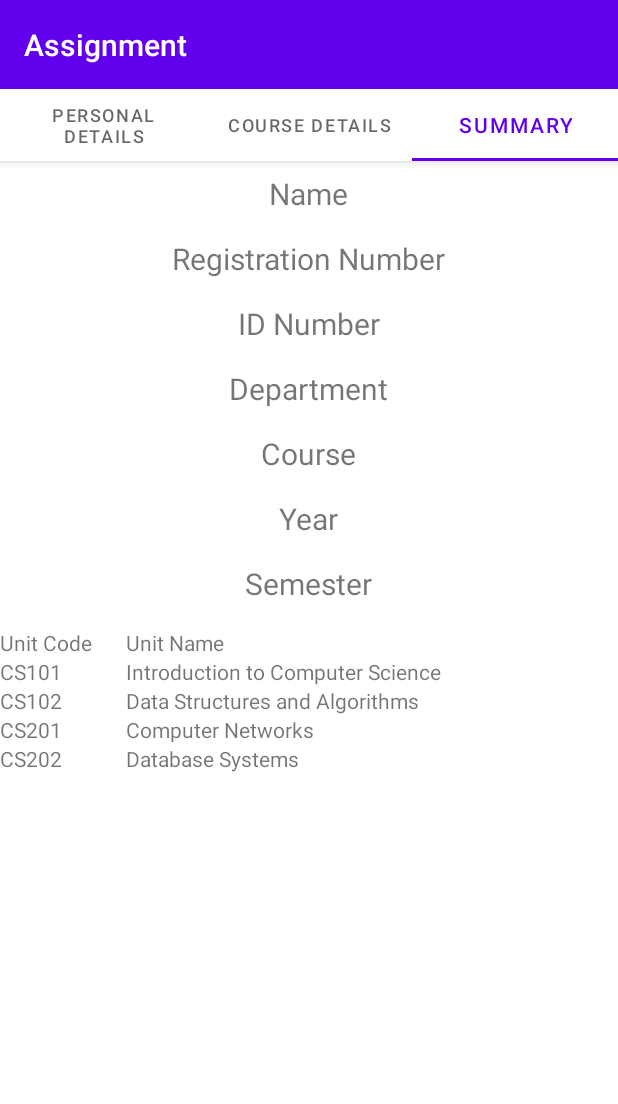
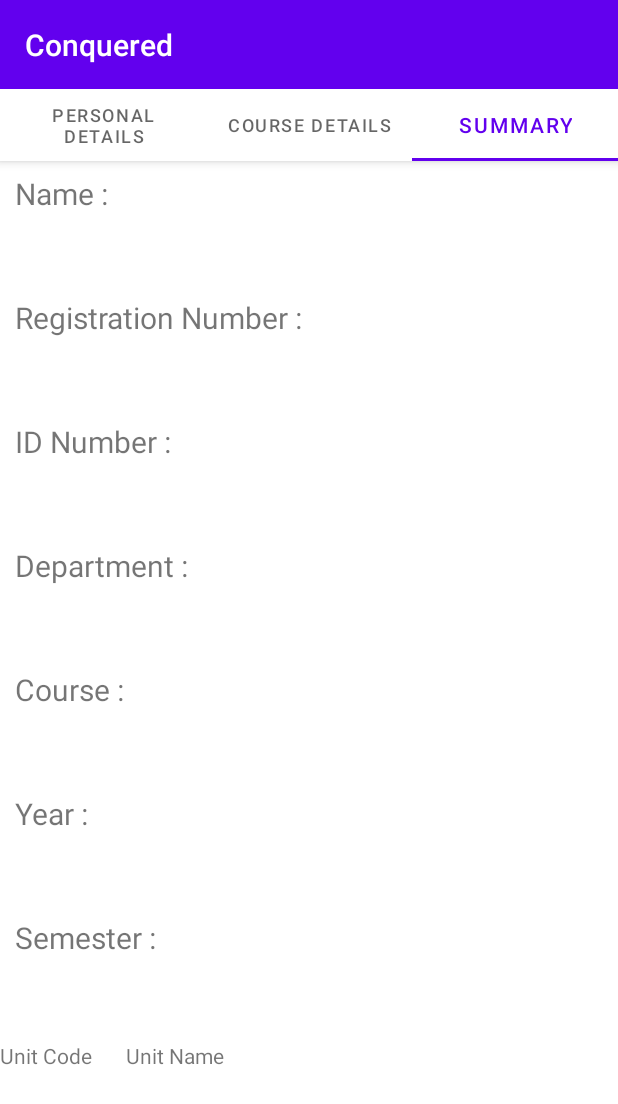
Before and after one commit to arbitroy/app_tab, an Android app: the screen it shows after launch (MainActivity), tab 3 chosen, on a phone screen of 412 x 824 dp. Shown: the top 1104 px of the screen. Run offline under Robolectric (Android 15) with nearby library versions, the phone set to English and light mode, and no system bars; our stand-ins replace Firebase (no records; nobody signed in at launch, a user with empty details on screens opened directly).

```diff
--- a/app/build.gradle
+++ b/app/build.gradle
@@ -33,13 +33,16 @@ android {
 }
 
 dependencies {
-
+    def nav_version = "2.4.0"
     implementation 'androidx.appcompat:appcompat:1.6.1'
     implementation 'com.google.android.material:material:1.8.0'
     implementation 'androidx.constraintlayout:constraintlayout:2.1.4'
     implementation 'androidx.lifecycle:lifecycle-livedata-ktx:2.5.1'
     implementation 'androidx.lifecycle:lifecycle-viewmodel-ktx:2.5.1'
     implementation 'com.google.firebase:firebase-database:20.0.4'
+    // Navigation Component
+    implementation "androidx.navigation:navigation-fragment-ktx:$nav_version"
+    implementation "androidx.navigation:navigation-ui-ktx:$nav_version"
     // Import the BoM for the Firebase platform
     implementation platform('com.google.firebase:firebase-bom:31.2.3')
     implementation 'com.google.firebase:firebase-firestore:24.4.3'
--- a/app/src/main/java/dev/ndauwa/app_tab/CourseDetails.java
+++ b/app/src/main/java/dev/ndauwa/app_tab/CourseDetails.java
@@ -7,6 +7,7 @@ import android.view.View;
 import android.view.ViewGroup;
 import android.widget.AdapterView;
 import android.widget.ArrayAdapter;
+import android.widget.Button;
 import android.widget.Spinner;
 import android.widget.TableLayout;
 import android.widget.TableRow;
@@ -17,17 +18,13 @@ import androidx.annotation.NonNull;
 import androidx.annotation.Nullable;
 import androidx.fragment.app.Fragment;
 import androidx.lifecycle.ViewModelProvider;
+import androidx.viewpager.widget.ViewPager;
 
-import com.google.android.gms.tasks.OnCompleteListener;
-import com.google.android.gms.tasks.Task;
 import com.google.firebase.database.DataSnapshot;
-import com.google.firebase.database.DatabaseError;
 import com.google.firebase.database.DatabaseReference;
 import com.google.firebase.database.FirebaseDatabase;
-import com.google.firebase.database.ValueEventListener;
 
 import java.util.ArrayList;
-import java.util.HashMap;
 import java.util.List;
 
 import dev.ndauwa.app_tab.ui.main.PageViewModel;
@@ -36,11 +33,14 @@ public class CourseDetails extends Fragment {
 
     Spinner courseSpinner;
     TableLayout courseTable;
+    Button save;
+    Button next;
+    ViewPager pager;
+
     Spinner year;
     Spinner semester;
     String yr = "";
     String sem = "";
-    String cose = "";
     private PageViewModel viewModel;
     FirebaseDatabase database = FirebaseDatabase.getInstance();
     private DatabaseReference mDatabase = database.getReference();
@@ -62,12 +62,13 @@ public class CourseDetails extends Fragment {
         viewModel = new ViewModelProvider(requireActivity()).get(PageViewModel.class);
         courseSpinner = view.findViewById(R.id.course_spinner);
         courseTable = view.findViewById(R.id.course_table);
-
+        save = view.findViewById(R.id.save_button);
+        next = view.findViewById(R.id.next_button);
 
         List<String>data = new ArrayList<>();
         viewModel.getCourse().observe(getViewLifecycleOwner(), course ->{
+            data.clear();
             data.add(viewModel.toString());
-
             // Create an ArrayAdapter and set it as the adapter for the spinner
             ArrayAdapter<String> adapter = new ArrayAdapter<>(requireContext(), android.R.layout.simple_spinner_item, data);
             adapter.setDropDownViewResource(android.R.layout.simple_spinner_dropdown_item);
@@ -99,8 +100,26 @@ public class CourseDetails extends Fragment {
             });
 
             populateTable(viewModel.toString(),yr,sem);
+
+
        });
 
+        save.setOnClickListener(view1 -> {
+            Student student = viewModel.getStudents();
+            student.setYear("Year "+yr);
+            student.setSemester("Semester "+sem);
+            String reg = student.getReg();
+            mDatabase.child("students").child(reg).setValue(student);
+            Toast.makeText(getContext(),"success",Toast.LENGTH_LONG).show();
+            semester.setSelection(0);
+            year.setSelection(0);
+        });
+
+
+        next.setOnClickListener(view1 -> {
+            pager = view.getRootView().findViewById(R.id.view_pager);
+            pager.setCurrentItem(2);
+        });
     }
     public void populateTable(String course, String yr, String sem){
         mDatabase.child("courses").child(course).child("Year "+yr).child("Semester " + sem)
--- a/app/src/main/java/dev/ndauwa/app_tab/MainActivity.java
+++ b/app/src/main/java/dev/ndauwa/app_tab/MainActivity.java
@@ -22,21 +22,16 @@ import dev.ndauwa.app_tab.databinding.ActivityMainBinding;
 public class MainActivity extends AppCompatActivity {
 
     private ActivityMainBinding binding;
-    private EditText firstName;
+
     @Override
     protected void onCreate(Bundle savedInstanceState) {
         super.onCreate(savedInstanceState);
-
-
-
         binding = ActivityMainBinding.inflate(getLayoutInflater());
         setContentView(binding.getRoot());
-
         SectionsPagerAdapter sectionsPagerAdapter = new SectionsPagerAdapter(this, getSupportFragmentManager());
         ViewPager viewPager = binding.viewPager;
         viewPager.setAdapter(sectionsPagerAdapter);
         TabLayout tabs = binding.tabs;
         tabs.setupWithViewPager(viewPager);
-
     }
 }
--- a/app/src/main/res/layout/activity_main.xml
+++ b/app/src/main/res/layout/activity_main.xml
@@ -25,6 +25,7 @@
             android:id="@+id/tabs"
             android:layout_width="match_parent"
             android:layout_height="wrap_content" />
+
     </com.google.android.material.appbar.AppBarLayout>
 
     <androidx.viewpager.widget.ViewPager
--- a/app/src/main/res/layout/course_details.xml
+++ b/app/src/main/res/layout/course_details.xml
@@ -1,5 +1,6 @@
 <?xml version="1.0" encoding="utf-8"?>
-<ScrollView xmlns:android="http://schemas.android.com/apk/res/android"
+<ScrollView
+    xmlns:android="http://schemas.android.com/apk/res/android"
     android:layout_width="match_parent"
     android:layout_height="match_parent">
     <LinearLayout
@@ -127,7 +128,7 @@
         android:layout_marginBottom="16dp"
         android:gravity="center_horizontal">
 
-    <Button
+        <Button
         android:id="@+id/save_button"
         android:layout_width="wrap_content"
         android:layout_height="wrap_content"
--- a/app/src/main/res/layout/personal.xml
+++ b/app/src/main/res/layout/personal.xml
@@ -2,8 +2,11 @@
 <ScrollView
     android:layout_width="match_parent"
     android:layout_height="match_parent"
+    xmlns:app="http://schemas.android.com/apk/res-auto"
+    android:id="@+id/scroll_view"
     xmlns:android="http://schemas.android.com/apk/res/android">
-<LinearLayout xmlns:android="http://schemas.android.com/apk/res/android"
+
+<LinearLayout
     android:layout_width="match_parent"
     android:layout_height="wrap_content"
     android:gravity="center"
--- a/app/src/main/res/layout/summary.xml
+++ b/app/src/main/res/layout/summary.xml
@@ -7,95 +7,188 @@
     android:orientation="vertical">
 
     <TextView
+        android:id="@+id/name"
+        android:layout_width="wrap_content"
+        android:layout_height="wrap_content"
+        android:layout_gravity="left"
+        android:paddingLeft="10sp"
+        android:layout_marginTop="8dp"
+        android:layout_marginBottom="6dp"
+        android:text="Name :"
+        android:textSize="20sp"
+        app:layout_constraintBaseline_toBaselineOf="@+id/reg_number_textview"
+        app:layout_constraintEnd_toEndOf="parent"
+        app:layout_constraintStart_toStartOf="parent" />
+    <TextView
         android:id="@+id/name_textview"
         android:layout_width="wrap_content"
         android:layout_height="wrap_content"
         android:layout_marginTop="8dp"
-        android:layout_marginBottom="8dp"
-        android:text="Name"
+        android:layout_gravity="left"
+        android:paddingLeft="10sp"
+        android:layout_marginBottom="6dp"
         android:textSize="20sp"
-        app:layout_constraintBaseline_toBaselineOf="@+id/reg_number_textview"
         app:layout_constraintEnd_toEndOf="parent"
-        app:layout_constraintStart_toStartOf="parent" />
-
+        app:layout_constraintStart_toStartOf="parent"
+        app:layout_constraintTop_toTopOf="parent"
+        />
+    <TextView
+        android:id="@+id/reg_number"
+        android:layout_width="wrap_content"
+        android:layout_height="wrap_content"
+        android:layout_marginTop="8dp"
+        android:layout_gravity="left"
+        android:paddingLeft="10sp"
+        android:layout_marginBottom="6dp"
+        android:text="Registration Number :"
+        android:textSize="20sp"
+        app:layout_constraintEnd_toEndOf="parent"
+        app:layout_constraintStart_toStartOf="parent"
+        app:layout_constraintTop_toTopOf="parent" />
     <TextView
         android:id="@+id/reg_number_textview"
         android:layout_width="wrap_content"
         android:layout_height="wrap_content"
         android:layout_marginTop="8dp"
-        android:layout_marginBottom="8dp"
-        android:text="Registration Number"
+        android:layout_gravity="left"
+        android:paddingLeft="10sp"
+        android:layout_marginBottom="6dp"
         android:textSize="20sp"
         app:layout_constraintEnd_toEndOf="parent"
         app:layout_constraintStart_toStartOf="parent"
         app:layout_constraintTop_toTopOf="parent" />
-
     <TextView
-        android:id="@+id/id_number_textview"
+        android:id="@+id/id_number"
         android:layout_width="wrap_content"
+        android:layout_gravity="left"
+        android:paddingLeft="10sp"
         android:layout_height="wrap_content"
         android:layout_marginTop="8dp"
-        android:layout_marginBottom="8dp"
-        android:text="ID Number"
+        android:layout_marginBottom="6dp"
+        android:text="ID Number :"
         android:textSize="20sp"
         app:layout_constraintBaseline_toBaselineOf="@+id/name_textview"
         app:layout_constraintEnd_toEndOf="parent"
         app:layout_constraintStart_toStartOf="parent" />
-
+    <TextView
+        android:id="@+id/id_number_textview"
+        android:layout_width="wrap_content"
+        android:layout_gravity="left"
+        android:paddingLeft="10sp"
+        android:layout_height="wrap_content"
+        android:layout_marginTop="8dp"
+        android:layout_marginBottom="6dp"
+        android:textSize="20sp"
+        app:layout_constraintBaseline_toBaselineOf="@+id/name_textview"
+        app:layout_constraintEnd_toEndOf="parent"
+        app:layout_constraintStart_toStartOf="parent" />
+    <TextView
+        android:id="@+id/department"
+        android:layout_width="wrap_content"
+        android:layout_height="wrap_content"
+        android:layout_marginTop="8dp"
+        android:layout_gravity="left"
+        android:paddingLeft="10sp"
+        android:layout_marginBottom="6dp"
+        android:text="Department :"
+        android:textSize="20sp"
+        app:layout_constraintBaseline_toBaselineOf="@+id/name_textview"
+        app:layout_constraintEnd_toEndOf="parent"
+        app:layout_constraintStart_toStartOf="parent" />
     <TextView
         android:id="@+id/department_textview"
         android:layout_width="wrap_content"
         android:layout_height="wrap_content"
         android:layout_marginTop="8dp"
-        android:layout_marginBottom="8dp"
-        android:text="Department"
+        android:layout_gravity="left"
+        android:paddingLeft="10sp"
+        android:layout_marginBottom="6dp"
         android:textSize="20sp"
         app:layout_constraintBaseline_toBaselineOf="@+id/name_textview"
         app:layout_constraintEnd_toEndOf="parent"
         app:layout_constraintStart_toStartOf="parent" />
-
+    <TextView
+        android:id="@+id/course"
+        android:layout_width="wrap_content"
+        android:layout_height="wrap_content"
+        android:layout_marginTop="8dp"
+        android:layout_gravity="left"
+        android:paddingLeft="10sp"
+        android:layout_marginBottom="6dp"
+        android:text="Course :"
+        android:textSize="20sp"
+        app:layout_constraintBaseline_toBaselineOf="@+id/name_textview"
+        app:layout_constraintEnd_toEndOf="parent"
+        app:layout_constraintStart_toStartOf="parent" />
     <TextView
         android:id="@+id/course_textview"
         android:layout_width="wrap_content"
         android:layout_height="wrap_content"
         android:layout_marginTop="8dp"
-        android:layout_marginBottom="8dp"
-        android:text="Course"
+        android:layout_gravity="left"
+        android:paddingLeft="10sp"
+        android:layout_marginBottom="6dp"
         android:textSize="20sp"
         app:layout_constraintBaseline_toBaselineOf="@+id/name_textview"
         app:layout_constraintEnd_toEndOf="parent"
         app:layout_constraintStart_toStartOf="parent" />
-
     <TextView
         android:id="@+id/year_textview"
         android:layout_width="wrap_content"
         android:layout_height="wrap_content"
         android:layout_marginTop="8dp"
-        android:layout_marginBottom="8dp"
-        android:text="Year"
+        android:layout_gravity="left"
+        android:paddingLeft="10sp"
+        android:layout_marginBottom="6dp"
+        android:text="Year :"
         android:textSize="20sp"
         app:layout_constraintBaseline_toBaselineOf="@+id/name_textview"
         app:layout_constraintEnd_toEndOf="parent"
         app:layout_constraintStart_toStartOf="parent" />
-
+    <TextView
+        android:id="@+id/year"
+        android:layout_width="wrap_content"
+        android:layout_height="wrap_content"
+        android:layout_marginTop="8dp"
+        android:layout_gravity="left"
+        android:paddingLeft="10sp"
+        android:layout_marginBottom="6dp"
+        android:textSize="20sp"
+        app:layout_constraintBaseline_toBaselineOf="@+id/name_textview"
+        app:layout_constraintEnd_toEndOf="parent"
+        app:layout_constraintStart_toStartOf="parent" />
+    <TextView
+        android:id="@+id/sem"
+        android:layout_width="wrap_content"
+        android:layout_height="wrap_content"
+        android:layout_marginTop="8dp"
+        android:layout_gravity="left"
+        android:paddingLeft="10sp"
+        android:layout_marginBottom="6dp"
+        android:text="Semester :"
+        android:textSize="20sp"
+        app:layout_constraintBaseline_toBaselineOf="@+id/name_textview"
+        app:layout_constraintEnd_toEndOf="parent"
+        app:layout_constraintStart_toStartOf="parent" />
     <TextView
         android:id="@+id/sem_textview"
         android:layout_width="wrap_content"
         android:layout_height="wrap_content"
         android:layout_marginTop="8dp"
-        android:layout_marginBottom="8dp"
-        android:text="Semester"
+        android:layout_gravity="left"
+        android:paddingLeft="10sp"
+        android:layout_marginBottom="6dp"
         android:textSize="20sp"
         app:layout_constraintBaseline_toBaselineOf="@+id/name_textview"
         app:layout_constraintEnd_toEndOf="parent"
         app:layout_constraintStart_toStartOf="parent" />
     <TableLayout
         android:layout_width="match_parent"
+        android:id="@+id/course_table"
         android:layout_height="wrap_content"
         android:layout_marginTop="8dp"
         android:layout_marginBottom="8dp"
         android:stretchColumns="1">
-
         <TableRow>
 
             <TextView
@@ -109,54 +202,6 @@
                 android:text="Unit Name" />
         </TableRow>
 
-        <TableRow>
-            <TextView
-                android:layout_width="wrap_content"
-                android:layout_height="wrap_content"
-                android:text="CS101" />
-
-            <TextView
-                android:layout_width="wrap_content"
-                android:layout_height="wrap_content"
-                android:text="Introduction to Computer Science" />
-        </TableRow>
-
-        <TableRow>
-            <TextView
-                android:layout_width="wrap_content"
-                android:layout_height="wrap_content"
-                android:text="CS102" />
-
-            <TextView
-                android:layout_width="wrap_content"
-                android:layout_height="wrap_content"
-                android:text="Data Structures and Algorithms" />
-        </TableRow>
-
-        <TableRow>
-            <TextView
-                android:layout_width="wrap_content"
-                android:layout_height="wrap_content"
-                android:text="CS201" />
-
-            <TextView
-                android:layout_width="wrap_content"
-                android:layout_height="wrap_content"
-                android:text="Computer Networks" />
-        </TableRow>
-
-        <TableRow>
-            <TextView
-                android:layout_width="wrap_content"
-                android:layout_height="wrap_content"
-                android:text="CS202" />
-
-            <TextView
-                android:layout_width="wrap_content"
-                android:layout_height="wrap_content"
-                android:text="Database Systems" />
-        </TableRow>
-
     </TableLayout>
 
 </LinearLayout>
--- a/app/src/main/res/values/arrays.xml
+++ b/app/src/main/res/values/arrays.xml
@@ -34,8 +34,6 @@
         <item>1</item>
         <item>2</item>
         <item>3</item>
-        <item>4</item>
-        <item>5</item>
     </string-array>
     <string-array name="semester_array" >
         <item>1</item>
--- a/app/src/main/res/values/strings.xml
+++ b/app/src/main/res/values/strings.xml
@@ -1,5 +1,5 @@
 <resources>
-    <string name="app_name">Assignment</string>
+    <string name="app_name">Conquered</string>
     <string name="personal_details">Personal Details</string>
     <string name="course_details">Course Details</string>
     <string name="summary">Summary</string>
```
Also changed, not shown: app/src/main/java/dev/ndauwa/app_tab/PersonalDetails.java (+17 -16 lines), app/src/main/java/dev/ndauwa/app_tab/Student.java (+51 -8 lines), app/src/main/java/dev/ndauwa/app_tab/ui/main/PageViewModel.java (+14 -1 lines).
